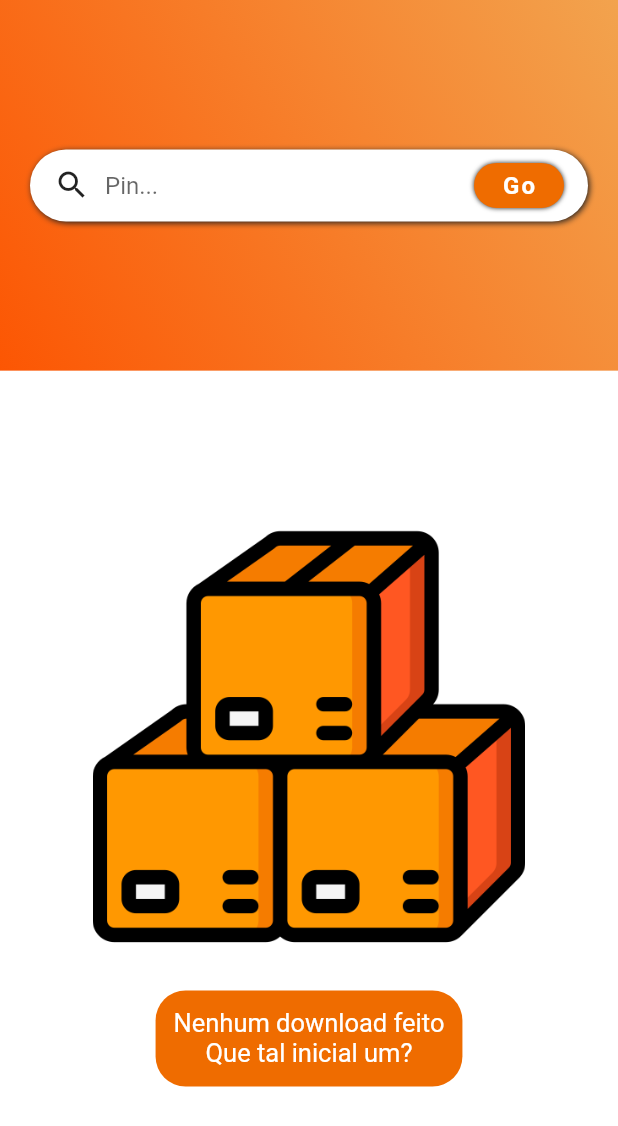
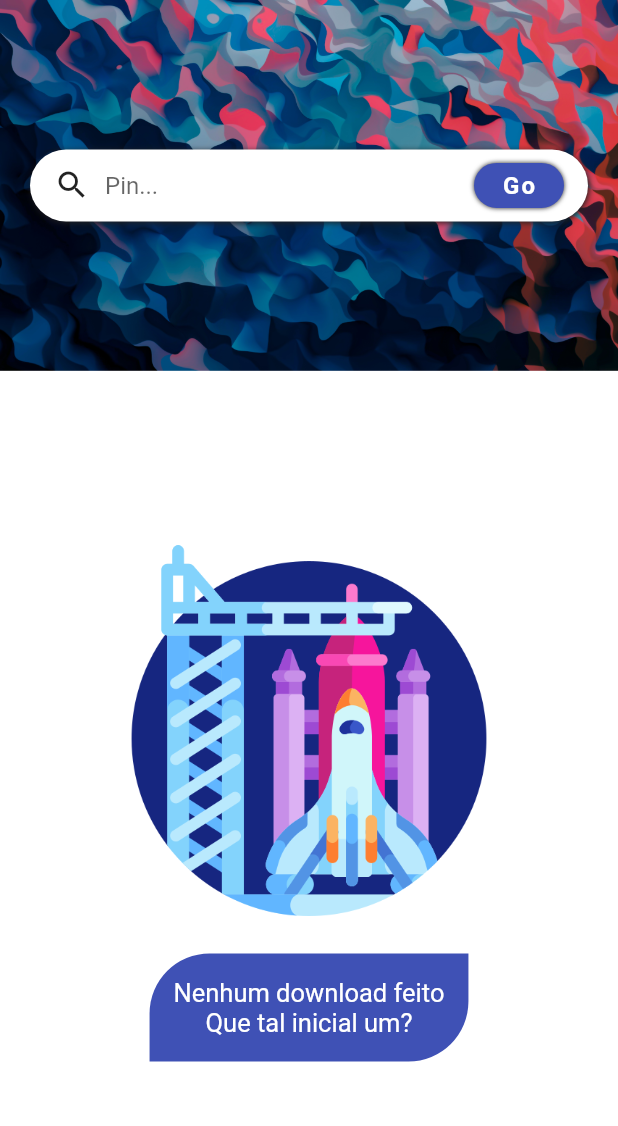
Before and after one commit to gotneb/weetz, a Flutter app: the screen it shows after launch, after a tap on "Go", on a phone screen of 412 x 824 dp. Shown: the top 1126 px of the screen. Run offline on Flutter 3.47's test engine with Material 2 defaults, Android fonts, the phone set to English and light mode, and no system bars; our stand-ins replace awesome_notifications, dio, permission_handler, webview_flutter.

Commit message:
Finished 🧙‍♂️
Added packages e changed almost everything.

```diff
--- a/lib/components/search_pin.dart
+++ /dev/null
@@ -1,63 +0,0 @@
-import 'package:flutter/material.dart';
-import 'package:weetz/utils/styles.dart';
-
-class SearchPin extends StatelessWidget {
-  const SearchPin({Key? key}) : super(key: key);
-
-  @override
-  Widget build(BuildContext context) {
-    final button = GestureDetector(
-      onTap: () {},
-      child: Container(
-        width: 60,
-        height: 30,
-        decoration: BoxDecoration(
-          color: Colors.orange[800],
-          borderRadius: BorderRadius.circular(15),
-          boxShadow: [
-            BoxShadow(
-              color: Colors.grey[900]!,
-              blurRadius: 2,
-            )
-          ],
-        ),
-        child: const Center(
-            child: Text(
-          'Go',
-          style: Style.button,
-        )),
-      ),
-    );
-
-    final input = TextField(
-      decoration: InputDecoration(
-        border: InputBorder.none,
-        hintText: 'Pin...',
-      ),
-    );
-
-    return Container(
-      padding: const EdgeInsets.symmetric(horizontal: 16),
-      decoration: BoxDecoration(
-        borderRadius: BorderRadius.circular(25),
-        color: Colors.white,
-        boxShadow: [
-          BoxShadow(
-            color: Colors.grey[900]!,
-            offset: Offset(1, 1),
-            blurRadius: 3,
-          )
-        ],
-      ),
-      child: Row(
-        children: [
-          const Icon(Icons.search),
-          const SizedBox(width: 10),
-          Flexible(child: input),
-          const SizedBox(width: 10),
-          button,
-        ],
-      ),
-    );
-  }
-}
--- a/lib/main.dart
+++ b/lib/main.dart
@@ -1,7 +1,31 @@
 import 'package:flutter/material.dart';
+import 'package:awesome_notifications/awesome_notifications.dart';
 import 'package:weetz/screens/home/home.dart';
 
 void main() {
+  AwesomeNotifications().initialize(null, [
+    NotificationChannel(
+        channelKey: 'progress_bar',
+        channelName: 'Progress bar notifications',
+        channelDescription: 'Notifications with a progress bar layout',
+        defaultColor: Colors.black,
+        ledColor: Colors.deepPurple,
+        vibrationPattern: lowVibrationPattern,
+        onlyAlertOnce: true),
+    NotificationChannel(
+        channelKey: 'basic_channel',
+        channelName: 'Basic notifications',
+        channelDescription: 'Notification channel for basic tests',
+        defaultColor: const Color(0xFF9D50DD),
+        ledColor: Colors.white),
+  ]);
+
+  AwesomeNotifications().isNotificationAllowed().then((isAllowed) {
+    if (!isAllowed) {
+      AwesomeNotifications().requestPermissionToSendNotifications();
+    }
+  });
+
   runApp(const MyApp());
 }
 
@@ -10,9 +34,9 @@ class MyApp extends StatelessWidget {
 
   @override
   Widget build(BuildContext context) {
-    return const MaterialApp(
+    return MaterialApp(
       debugShowCheckedModeBanner: false,
-      title: 'Flutter Demo',
+      title: 'Weetz',
       home: HomeScreen(),
     );
   }
--- /dev/null
+++ b/lib/screens/home/body.dart
@@ -0,0 +1,52 @@
+import 'package:flutter/material.dart';
+import 'package:weetz/utils/styles.dart';
+
+class Body extends StatelessWidget {
+  const Body({
+    Key? key,
+  }) : super(key: key);
+
+  @override
+  Widget build(BuildContext context) {
+    final height = MediaQuery.of(context).size.height;
+    final width = MediaQuery.of(context).size.width;
+
+    return Container(
+      width: width,
+      height: 0.7 * height,
+      color: Colors.white,
+      child: Column(
+        mainAxisAlignment: MainAxisAlignment.center,
+        children: [
+          Image.asset(
+            'images/space-shuttle-512.png',
+            width: 0.6 * width,
+          ),
+          const SizedBox(height: 25),
+          Container(
+            padding: const EdgeInsets.all(16),
+            decoration: const BoxDecoration(
+              color: Colors.indigo,
+              borderRadius: BorderRadius.only(
+                topLeft: Radius.circular(40),
+                bottomRight: Radius.circular(40),
+              ),
+            ),
+            child: Column(
+              children: const [
+                Text(
+                  'Nenhum download feito',
+                  style: Style.information,
+                ),
+                Text(
+                  'Que tal inicial um?',
+                  style: Style.information,
+                ),
+              ],
+            ),
+          ),
+        ],
+      ),
+    );
+  }
+}
--- a/lib/screens/home/header.dart
+++ b/lib/screens/home/header.dart
@@ -1,34 +1,34 @@
 import 'package:flutter/material.dart';
-import 'package:weetz/components/search_pin.dart';
 
 class Header extends StatelessWidget {
-  const Header({Key? key}) : super(key: key);
+  const Header({
+    required this.search,
+    Key? key,
+  }) : super(key: key);
+
+  final Widget search;
 
   @override
   Widget build(BuildContext context) {
     final height = MediaQuery.of(context).size.height;
     final width = MediaQuery.of(context).size.width;
 
-    const gradient = LinearGradient(
-      colors: [
-        Color.fromRGBO(252, 86, 3, 1),
-        Color.fromRGBO(242, 163, 78, 1),
-      ],
-      begin: Alignment.bottomLeft,
-      end: Alignment.topRight,
-    );
-
     return Container(
-      padding: const EdgeInsets.symmetric(horizontal: 20),
       width: width,
       height: 0.3 * height,
       decoration: const BoxDecoration(
-        gradient: gradient,
+        image: DecorationImage(
+          image: AssetImage('images/background.png'),
+          fit: BoxFit.cover,
+        ),
       ),
       child: Column(
         mainAxisAlignment: MainAxisAlignment.center,
-        children: const [
-          SearchPin(),
+        children: [
+          Padding(
+            padding: const EdgeInsets.symmetric(horizontal: 20.0),
+            child: search,
+          ),
         ],
       ),
     );
--- a/lib/screens/home/home.dart
+++ b/lib/screens/home/home.dart
@@ -1,62 +1,198 @@
+import 'dart:io';
+
+import 'package:awesome_notifications/awesome_notifications.dart';
 import 'package:flutter/material.dart';
 import 'package:webview_flutter/webview_flutter.dart';
 import 'package:weetz/screens/home/header.dart';
+import 'package:weetz/services/api.dart';
 import 'package:weetz/utils/styles.dart';
+import 'package:permission_handler/permission_handler.dart';
+import 'package:dio/dio.dart';
 
-class HomeScreen extends StatelessWidget {
-  static const url = 'https://www.google.com/';
+import 'body.dart';
 
-  const HomeScreen({Key? key}) : super(key: key);
+class HomeScreen extends StatefulWidget {
+  HomeScreen({Key? key}) : super(key: key);
+
+  final appBar = AppBar(
+    backgroundColor: Colors.indigo,
+    toolbarHeight: 0,
+  );
+
+  final _snackBar = SnackBar(
+    content: Row(
+      children: const [Text('Procurando pin...')],
+    ),
+  );
+
+  final api = Api();
+  final dio = Dio();
+
+  @override
+  State<HomeScreen> createState() => _HomeScreenState();
+}
+
+class _HomeScreenState extends State<HomeScreen> {
+  String? _url;
+  bool _isFounded = false;
+  final _controller = TextEditingController();
+  WebViewController? _webViewController;
+
+  // Id pin
+  late String id;
+
+  Future<void> _requestStoragePermission() async {
+    var status = await Permission.storage.status;
+    if (status.isDenied) {
+      await Permission.storage.request();
+    }
+  }
 
   @override
   Widget build(BuildContext context) {
-    final height = MediaQuery.of(context).size.height;
-    final width = MediaQuery.of(context).size.width;
+    final _floatingButton = FloatingActionButton(
+      onPressed: _download,
+      backgroundColor: Colors.indigo,
+      child: const Icon(Icons.file_download_outlined),
+    );
 
-    final main = Container(
-      width: width,
-      height: 0.7 * height,
-      color: Colors.white,
-      child: Column(
-        mainAxisAlignment: MainAxisAlignment.center,
+    return Scaffold(
+      floatingActionButton: _isFounded ? _floatingButton : null,
+      appBar: widget.appBar,
+      body: ListView(
         children: [
-          Image.asset(
-            'images/boxes.png',
-            height: 0.35 * height,
-          ),
-          const SizedBox(height: 25),
-          Container(
-            padding: const EdgeInsets.all(12),
-            decoration: BoxDecoration(
-              color: Colors.orange[800],
-              borderRadius: BorderRadius.circular(20),
-            ),
-            child: Column(
-              children: const [
-                Text(
-                  'Nenhum download feito',
-                  style: Style.information,
-                ),
-                Text(
-                  'Que tal inicial um?',
-                  style: Style.information,
-                ),
-              ],
-            ),
-          ),
+          Header(search: _search()),
+          _url == null ? const Body() : _buildVideo(_url!),
         ],
       ),
     );
+  }
 
-    final body = ListView(
-      children: [
-        const Header(),
-        main,
-      ],
+  // Search for pins
+  Widget _search() {
+    final button = GestureDetector(
+      onTap: _searchPin,
+      child: Container(
+        width: 60,
+        height: 30,
+        decoration: BoxDecoration(
+          color: Colors.indigo,
+          borderRadius: BorderRadius.circular(15),
+          boxShadow: [
+            BoxShadow(
+              color: Colors.grey[900]!,
+              blurRadius: 2,
+            )
+          ],
+        ),
+        child: const Center(
+            child: Text(
+          'Go',
+          style: Style.button,
+        )),
+      ),
     );
 
-    return Scaffold(
-      body: body,
+    final input = TextField(
+      controller: _controller,
+      decoration: const InputDecoration(
+        border: InputBorder.none,
+        hintText: 'Pin...',
+      ),
+    );
+
+    return Container(
+      padding: const EdgeInsets.symmetric(horizontal: 16),
+      decoration: BoxDecoration(
+        borderRadius: BorderRadius.circular(25),
+        color: Colors.white,
+        boxShadow: [
+          BoxShadow(
+            color: Colors.grey[900]!,
+            offset: const Offset(1, 1),
+            blurRadius: 3,
+          )
+        ],
+      ),
+      child: Row(
+        children: [
+          const Icon(Icons.search),
+          const SizedBox(width: 10),
+          Flexible(child: input),
+          const SizedBox(width: 10),
+          button,
+        ],
+      ),
     );
   }
+
+  // Display video in web
+  Widget _buildVideo(String url) => SizedBox(
+        width: MediaQuery.of(context).size.width,
+        height: 0.7 * MediaQuery.of(context).size.height,
+        child: WebView(
+          javascriptMode: JavascriptMode.disabled,
+          initialUrl: url,
+          onWebViewCreated: (WebViewController controller) {
+            _webViewController = controller;
+            _webViewController!.loadUrl(url);
+          },
+        ),
+      );
+
+  // https://br.pinterest.com/pin/688487861794120285/
+  // https://pin.it/3IrXqcc
+  Future<String> _getUrlVideo(String url) async {
+    if (url.contains('pin.it')) {
+      url = await widget.api.unshort(url);
+    }
+    id = Api.getPinID(url);
+    return await widget.api.get(url);
+  }
+
+  Future<void> _searchPin() async {
+    if (_controller.text == '') return;
+
+    ScaffoldMessenger.of(context).showSnackBar(widget._snackBar);
+    var text = _controller.text;
+    _url = await _getUrlVideo(text);
+    _isFounded = true;
+    setState(() {
+      _webViewController?.loadUrl(_url!);
+    });
+  }
+
+  Future<void> _download() async {
+    await _requestStoragePermission();
+    final url = _url!;
+    const androidPath = '/storage/emulated/0/Download';
+
+    final file = File('$androidPath/$id.mp4');
+    if (await file.exists()) {
+      await file.delete();
+    }
+
+    await widget.dio.download(
+      url,
+      file.path,
+      onReceiveProgress: (received, total) {
+        if (total != -1) {
+          var progress = (received / total * 100).toInt();
+          _sendNotification(progress);
+        }
+      },
+    );
+    //await _downloadDone();
+  }
+
+  void _sendNotification(int progress) {
+    AwesomeNotifications().createNotification(
+        content: NotificationContent(
+      title: progress >= 99 ? 'Pin downloaded' : 'Downloading pin...',
+      id: 10,
+      channelKey: 'progress_bar',
+      progress: progress,
+      notificationLayout: progress >= 99 ? NotificationLayout.Default : NotificationLayout.ProgressBar,
+    ));
+  }
 }
```
Also changed, not shown: lib/services/api.dart (+44 -0 lines), pubspec.yaml (+4 -5 lines), images/background.png (added), images/boxes.png (deleted), images/magic-box.png (deleted), 3 other files.
